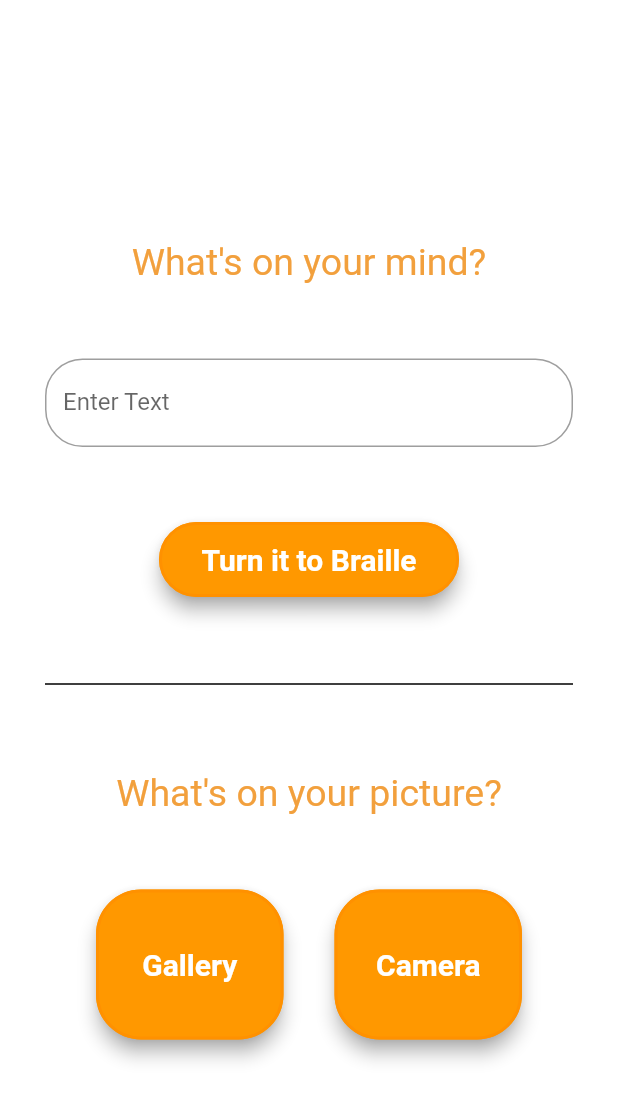
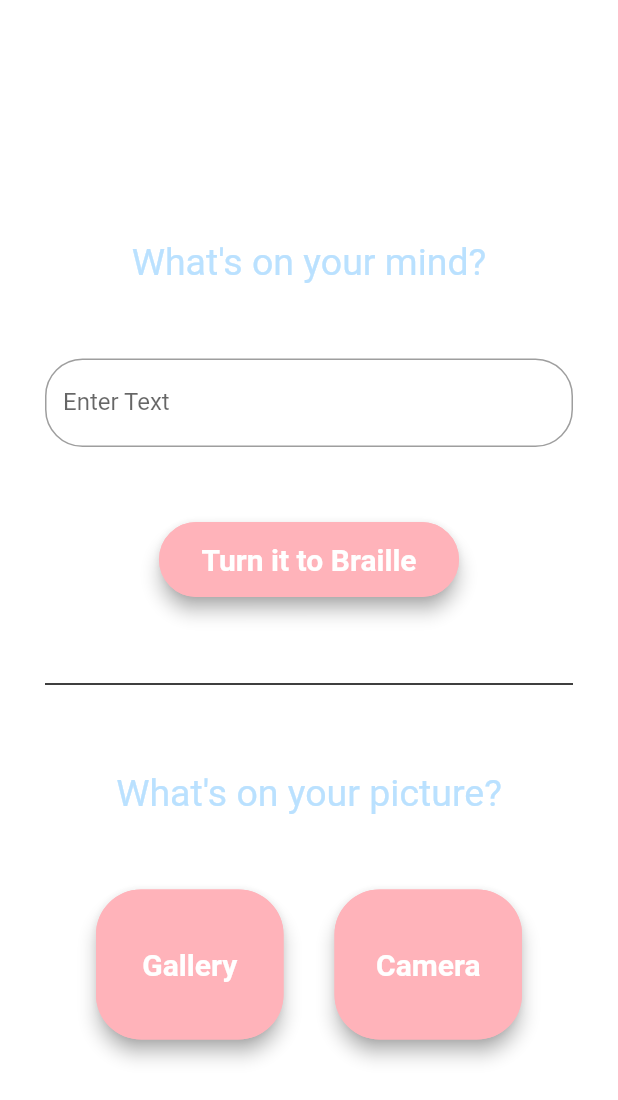
Before and after one commit to thananunmick/sixcentsgoogle, a Flutter app: the screen it shows after launch, on a phone screen of 412 x 824 dp. Shown: the top 1100 px of the screen. Run offline on Flutter 3.47's test engine with Material 2 defaults, Android fonts, the phone set to English and light mode, and no system bars; our stand-ins replace image_picker, vibration; missing offline and left inert: google_ml_kit, perfect_volume_control, requests, tflite; Roboto replaces fonts that are missing (Poppins).

Commit message:
Remove key

```diff
--- a/lib/search.dart
+++ b/lib/search.dart
@@ -14,12 +14,8 @@ class Search extends StatefulWidget {
 class _SearchState extends State<Search> {
   final myController = TextEditingController();
 
-  // Google APIKEY
-  // AIzaSyCXaF8Sh83_kPP3aKJQqy0Tp-mIMZXA_ZY
   Future<http.Response> fetchAlbum() async {
-    // return await http.get(Uri.parse('https://jsonplaceholder.typicode.com/albums/1'));
-    // return await http.get(Uri.parse('https://api.goog.io/v1/search/q=united+states'), headers: {"apikey": "8580552c13mshd813ce1fa6bfd6cp1d0c42jsneb9288170eaa"});
-    return await http.get(Uri.parse('https://www.google.com/search?q=hi'), headers: {"apikey": "AIzaSyCXaF8Sh83_kPP3aKJQqy0Tp-mIMZXA_ZY"});
+    return await http.get(Uri.parse('https://jsonplaceholder.typicode.com/albums/1'));
   }
 
   @override
--- a/lib/textbox.dart
+++ b/lib/textbox.dart
@@ -151,6 +151,7 @@ class _TextBoxState extends State<TextBox> {
                 child: Container (
                     padding: const EdgeInsets.all(30.0),
                     color: Colors.white,
+                    // color: Color.fromARGB(255, 255,255,186),
                     child: Container(
                       child: Center(
                         child: Column(
@@ -159,7 +160,8 @@ class _TextBoxState extends State<TextBox> {
                           Padding(padding: EdgeInsets.only(top: 130.0)),
                           // Padding(padding: EdgeInsets.only(top: 50.0)),
                           Text('What\'s on your mind?',
-                          style: TextStyle(color: hexToColor("#F2A03D"), fontSize: 25.0),),
+                          style: TextStyle(color: hexToColor("#bae1ff"), fontSize: 25.0),),
+                          // style: TextStyle(color: hexToColor("#ffdfba"), fontSize: 25.0),),
                           Padding(padding: EdgeInsets.only(top: 50.0)),
                           TextFormField(
                             controller: myController,
@@ -198,14 +200,18 @@ class _TextBoxState extends State<TextBox> {
                               textStyle: TextStyle(fontSize: 20, fontWeight: FontWeight.bold),
                               minimumSize: Size(200, 50), //change size of this beautiful button
                               // We can change style of this beautiful elevated button thanks to style prop
-                              primary: Colors.orange, // we can set primary color
+                              // primary: Colors.orange, // we can set primary color
+                              // primary: Color.fromARGB(255, 255,223,186), // we can set primary color
+                              primary: Color.fromARGB(255, 255,179,186), //change border color
                               onPrimary: Colors.white, // change color of child prop
                               onSurface: Colors.blue, // surface color
                               shadowColor: Colors
                                   .grey, //shadow prop is a very nice prop for every button or card widgets.
                               elevation: 5, // we can set elevation of this beautiful button
                               side: BorderSide(
-                                  color: Colors.orangeAccent.shade400, //change border color
+                                  // color: Colors.orangeAccent.shade400, //change border color
+                                  // color: Color.fromARGB(255, 255,223,186), //change border color
+                                  color: Color.fromARGB(255, 255,179,186), //change border color
                                   width: 2, //change border width
                                   style: BorderStyle
                                       .solid), // change border side of this beautiful button
@@ -227,7 +233,8 @@ class _TextBoxState extends State<TextBox> {
                           // Padding(padding: EdgeInsets.only(top: 140.0)),
                           Padding(padding: EdgeInsets.only(top: 50.0)),
                           Text('What\'s on your picture?',
-                          style: TextStyle(color: hexToColor("#F2A03D"), fontSize: 25.0),),
+                          // style: TextStyle(color: hexToColor("#F2A03D"), fontSize: 25.0),),
+                          style: TextStyle(color: hexToColor("#bae1ff"), fontSize: 25.0),),
                           Padding(padding: EdgeInsets.only(top: 50.0)),
                           Row(
                             mainAxisAlignment: MainAxisAlignment.spaceEvenly,
@@ -256,14 +263,16 @@ class _TextBoxState extends State<TextBox> {
                                   textStyle: TextStyle(fontSize: 20, fontWeight: FontWeight.bold),
                                   minimumSize: Size(125, 100), //change size of this beautiful button
                                   // We can change style of this beautiful elevated button thanks to style prop
-                                  primary: Colors.orange, // we can set primary color
+                                  // primary: Colors.orange, // we can set primary color
+                                  primary: Color.fromARGB(255, 255,179,186), //change border color
                                   onPrimary: Colors.white, // change color of child prop
                                   onSurface: Colors.blue, // surface color
                                   shadowColor: Colors
                                       .grey, //shadow prop is a very nice prop for every button or card widgets.
                                   elevation: 5, // we can set elevation of this beautiful button
                                   side: BorderSide(
-                                      color: Colors.orangeAccent.shade400, //change border color
+                                      // color: Colors.orangeAccent.shade400, //change border color
+                                      color: Color.fromARGB(255, 255,179,186), //change border color
                                       width: 2, //change border width
                                       style: BorderStyle
                                           .solid), // change border side of this beautiful button
@@ -298,14 +307,16 @@ class _TextBoxState extends State<TextBox> {
                                   textStyle: TextStyle(fontSize: 20, fontWeight: FontWeight.bold),
                                   minimumSize: Size(125, 100), //change size of this beautiful button
                                   // We can change style of this beautiful elevated button thanks to style prop
-                                  primary: Colors.orange, // we can set primary color
+                                  // primary: Colors.orange, // we can set primary color
+                                  primary: Color.fromARGB(255, 255,179,186), //change border color
                                   onPrimary: Colors.white, // change color of child prop
                                   onSurface: Colors.blue, // surface color
                                   shadowColor: Colors
                                       .grey, //shadow prop is a very nice prop for every button or card widgets.
                                   elevation: 5, // we can set elevation of this beautiful button
                                   side: BorderSide(
-                                      color: Colors.orangeAccent.shade400, //change border color
+                                      // color: Colors.orangeAccent.shade400, //change border color
+                                      color: Color.fromARGB(255, 255,179,186), //change border color
                                       width: 2, //change border width
                                       style: BorderStyle
                                           .solid), // change border side of this beautiful button
```
